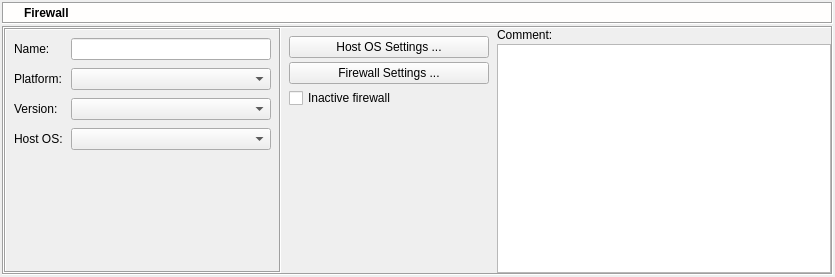
Above: src/gui/firewalldialog_q.ui from fwbuilder/fwbuilder before the change. Below: the same form after it.
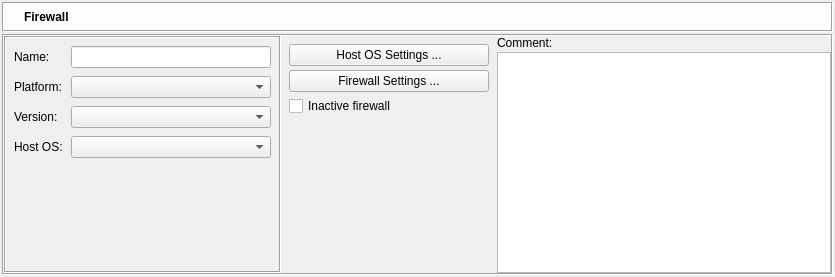
That is the form after the change. Icons and pictures are not drawn.

What changed in the file:
```diff
--- a/src/gui/firewalldialog_q.ui
+++ b/src/gui/firewalldialog_q.ui
@@ -65,7 +65,7 @@
        <property name="minimumSize" >
         <size>
          <width>16</width>
-         <height>20</height>
+         <height>30</height>
         </size>
        </property>
        <property name="palette" >
```
